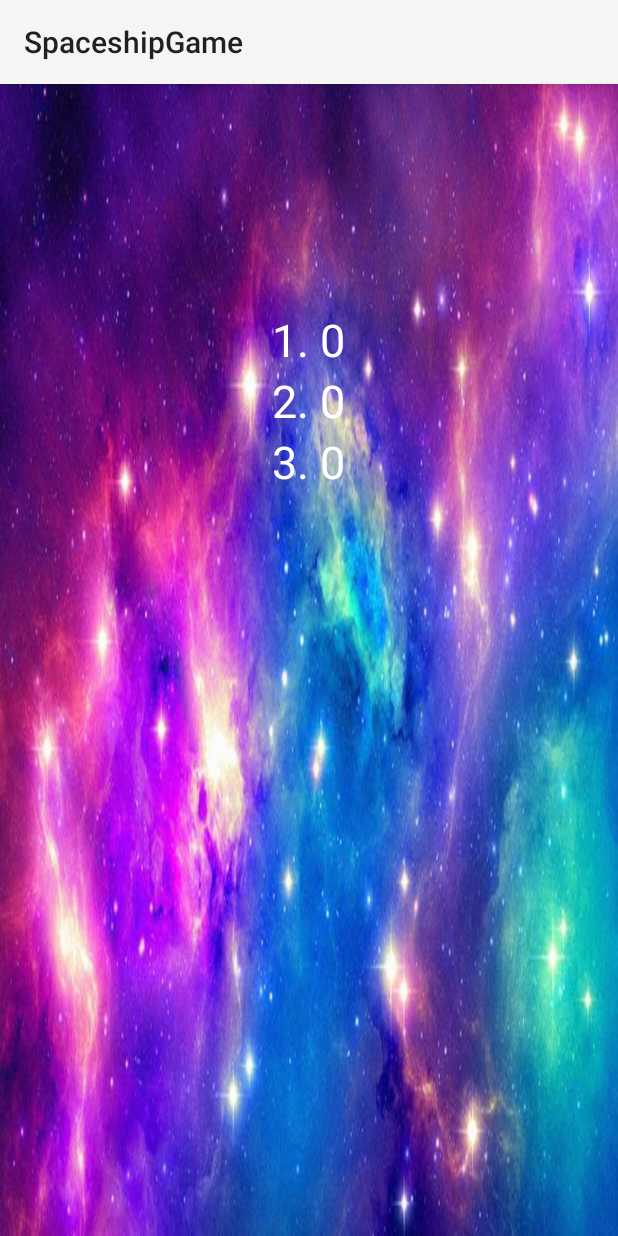
After one commit to Ornellah/SpaceshipGame, an Android app: the HighScore screen opened directly, with no data from a screen before it, on a phone screen of 412 x 824 dp. The commit adds this screen. Run offline under Robolectric (Android 15) with nearby library versions, the phone set to English and light mode, and no system bars.

Commit message:
Implemented score, highscore (which is saved using shared prefs) and a new activity to display the 3 best highscore

```diff
--- a/app/src/main/AndroidManifest.xml
+++ b/app/src/main/AndroidManifest.xml
@@ -16,7 +16,8 @@
                 <category android:name="android.intent.category.LAUNCHER" />
             </intent-filter>
         </activity>
-        <activity android:name=".GameActivity"></activity>
+        <activity android:name=".GameActivity" />
+        <activity android:name=".HighScore"></activity>
     </application>
 
 </manifest>
--- a/app/src/main/java/sgeorgiev/org/spaceshipgame/Enemy.java
+++ b/app/src/main/java/sgeorgiev/org/spaceshipgame/Enemy.java
@@ -14,6 +14,7 @@ import java.util.Random;
 /**
  * Created by Svetlozar Georgiev on 17/03/2017.
  */
+
 
 public class Enemy implements GameObject {
     //enemy sprite
--- a/app/src/main/java/sgeorgiev/org/spaceshipgame/EnemyManager.java
+++ b/app/src/main/java/sgeorgiev/org/spaceshipgame/EnemyManager.java
@@ -55,6 +55,8 @@ public class EnemyManager {
                     //add the ship to be destryed to the array list
                     destroyed.add(e);
                     player.destroyProjectile(p);
+                    //increment score
+                    Constants.SCORE += 10;
                 }
             }
             if(Rect.intersects(player.getHitBox(), e.getHitBox()) || Rect.intersects(player.getHitBoxWings(), e.getHitBox()))
--- /dev/null
+++ b/app/src/main/java/sgeorgiev/org/spaceshipgame/HighScore.java
@@ -0,0 +1,28 @@
+package sgeorgiev.org.spaceshipgame;
+
+import android.content.Context;
+import android.content.SharedPreferences;
+import android.support.v7.app.AppCompatActivity;
+import android.os.Bundle;
+import android.widget.TextView;
+
+public class HighScore extends AppCompatActivity {
+
+    TextView textView1, textView2, textView3;
+    SharedPreferences prefs;
+
+    @Override
+    protected void onCreate(Bundle savedInstanceState) {
+        super.onCreate(savedInstanceState);
+        setContentView(R.layout.activity_high_score);
+
+        textView1 = (TextView) findViewById(R.id.tv1);
+        textView2 = (TextView) findViewById(R.id.tv2);
+        textView3 = (TextView) findViewById(R.id.tv3);
+
+        prefs = getSharedPreferences("HIGH_SCORE", Context.MODE_PRIVATE);
+        textView1.setText("1. " + prefs.getInt("score1", 0));
+        textView2.setText("2. " + prefs.getInt("score2", 0));
+        textView3.setText("3. " + prefs.getInt("score3", 0));
+    }
+}
--- /dev/null
+++ b/app/src/main/res/layout/activity_high_score.xml
@@ -0,0 +1,46 @@
+<?xml version="1.0" encoding="utf-8"?>
+<android.support.constraint.ConstraintLayout xmlns:android="http://schemas.android.com/apk/res/android"
+    xmlns:app="http://schemas.android.com/apk/res-auto"
+    xmlns:tools="http://schemas.android.com/tools"
+    android:layout_width="match_parent"
+    android:layout_height="match_parent"
+    tools:context="sgeorgiev.org.spaceshipgame.HighScore"
+    android:background="@drawable/menu">
+
+    <LinearLayout
+        android:layout_width="match_parent"
+        android:layout_height="match_parent"
+        android:orientation="vertical"
+        tools:layout_editor_absoluteY="8dp"
+        tools:layout_editor_absoluteX="8dp"
+        android:paddingTop="150dp">
+
+        <TextView
+            android:layout_width="wrap_content"
+            android:layout_height="wrap_content"
+            android:textAlignment="center"
+            android:id="@+id/tv1"
+            android:layout_gravity="center"
+            android:textSize="30dp"
+            android:textColor="@android:color/white"/>
+
+        <TextView
+            android:layout_width="wrap_content"
+            android:layout_height="wrap_content"
+            android:textAlignment="center"
+            android:id="@+id/tv2"
+            android:layout_gravity="center"
+            android:textSize="30dp"
+            android:textColor="@android:color/white"/>
+
+        <TextView
+            android:layout_width="wrap_content"
+            android:layout_height="wrap_content"
+            android:textAlignment="center"
+            android:id="@+id/tv3"
+            android:layout_gravity="center"
+            android:textSize="30dp"
+            android:textColor="@android:color/white"/>
+
+    </LinearLayout>
+</android.support.constraint.ConstraintLayout>
```
Also changed, not shown: app/src/main/java/sgeorgiev/org/spaceshipgame/Constants.java (+7 -0 lines), app/src/main/java/sgeorgiev/org/spaceshipgame/GameView.java (+47 -9 lines), app/src/main/java/sgeorgiev/org/spaceshipgame/MainActivity.java (+10 -4 lines), app/src/main/java/sgeorgiev/org/spaceshipgame/Player.java (+8 -0 lines).
